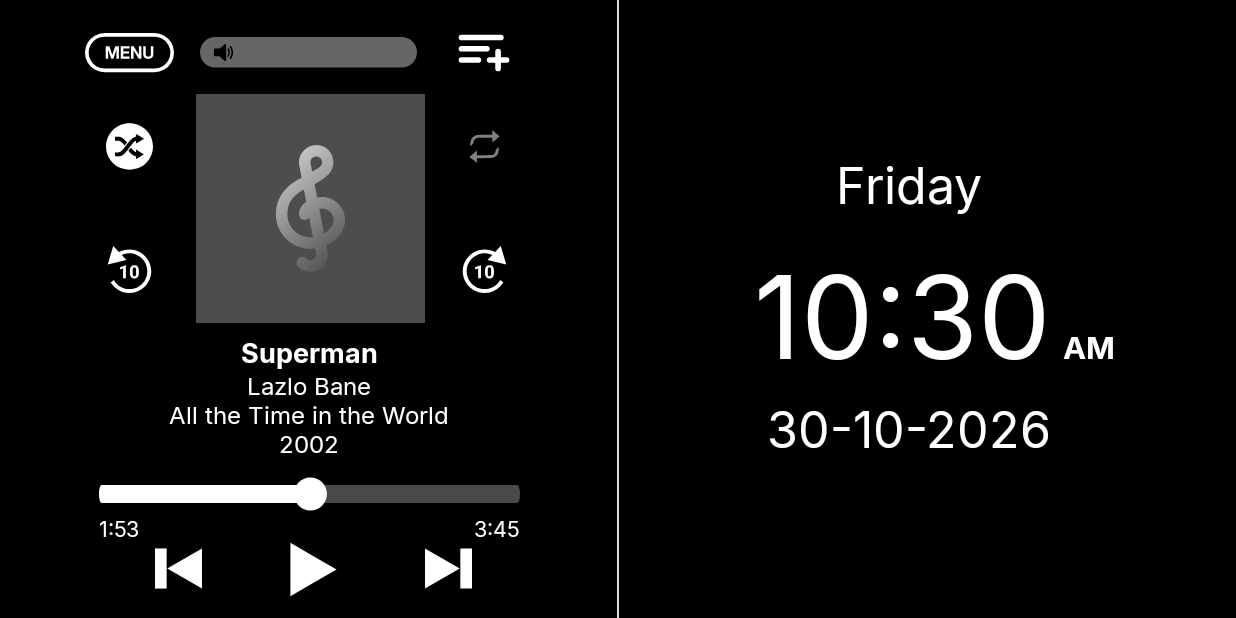
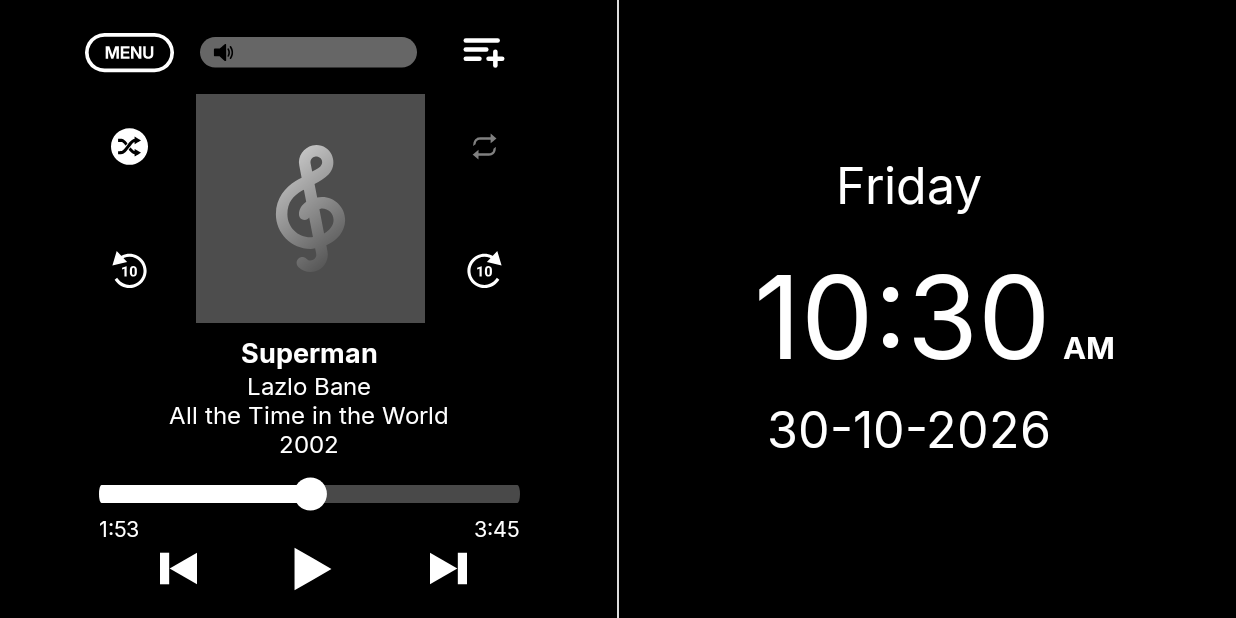
Before and after one commit to smishberma/Clocarmus, an Android app built with Jetpack Compose: the screen it shows after launch (MainActivity), on a phone screen of 824 x 412 dp (held sideways). Run offline under Robolectric (Android 15) with nearby library versions, the phone set to English and light mode, and no system bars.

Commit message:
feat: implement main-player inactivity fading and adjust asset button size

```diff
--- a/app/src/main/java/com/example/clocarmus/ui/player/MainPlayerScreen.kt
+++ b/app/src/main/java/com/example/clocarmus/ui/player/MainPlayerScreen.kt
@@ -139,7 +139,7 @@ private fun AssetButton(label: String, @DrawableRes asset: Int, grid: PlayerGrid
         contentDescription = label
         if (state != null) stateDescription = state
     }.clickable(role = Role.Button, onClick = onClick), contentAlignment = Alignment.Center) {
-        Image(painterResource(asset), null, Modifier.size((size * grid.scale).dp), contentScale = ContentScale.Fit)
+        Image(painterResource(asset), null, Modifier.size((size * grid.scale * 0.8f).dp), contentScale = ContentScale.Fit)
     }
 }
 
```
Also changed, not shown: 1 other file.
